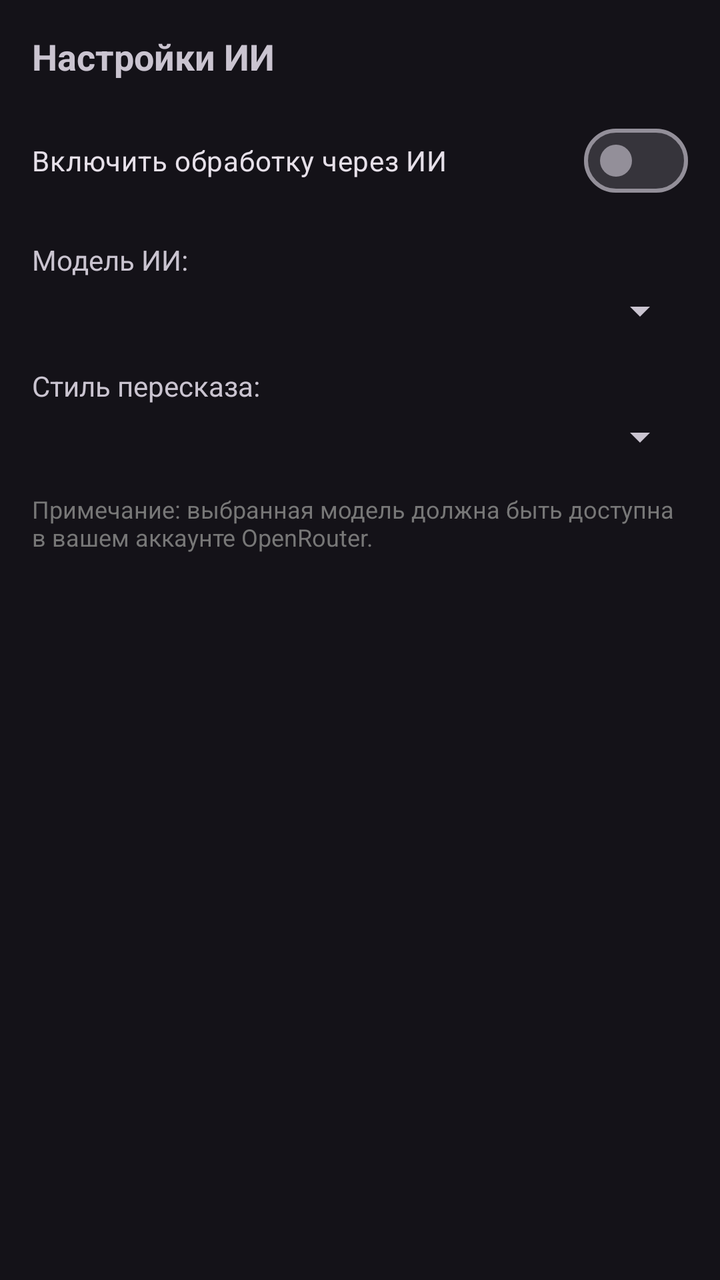
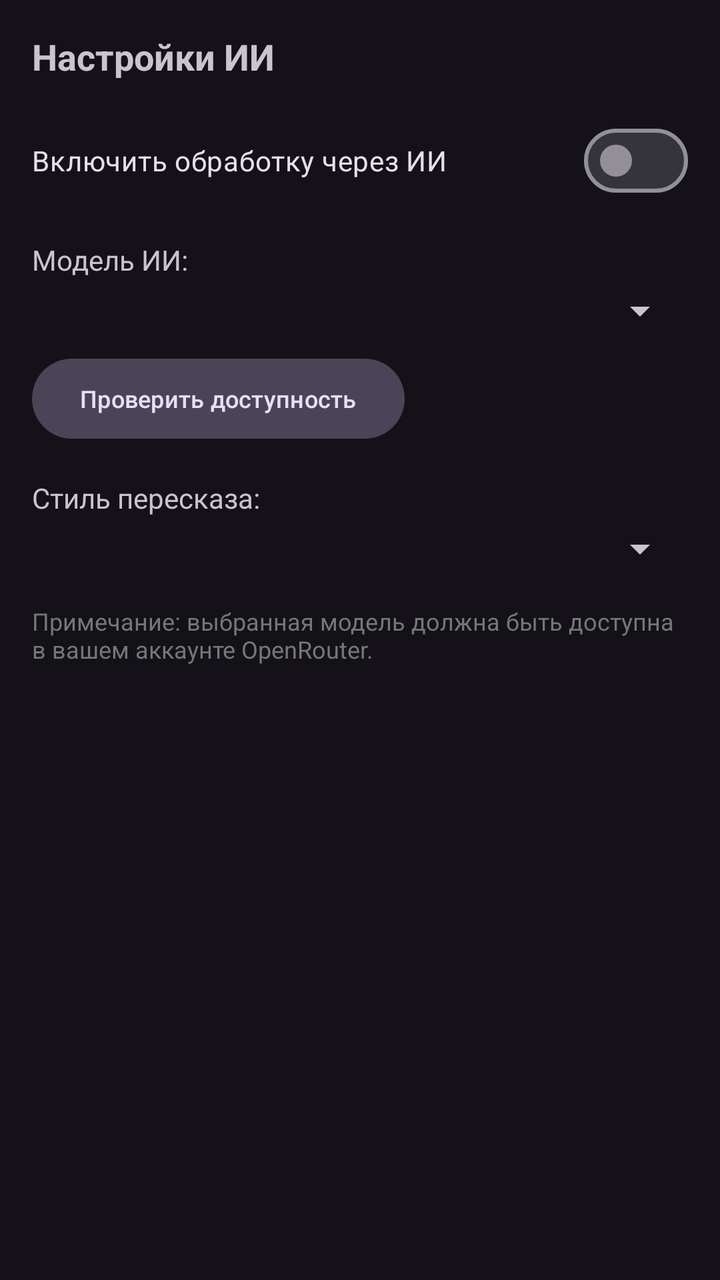

Screens rendered from an Android XML layout before and after an edit, with the pre-edit source and the edit as a unified diff.
<!-- AndroidManifest.xml: application theme Theme.TelegramNewsReader -->
<!-- res/layout/dialog_ai_settings.xml -->
<?xml version="1.0" encoding="utf-8"?>
<ScrollView xmlns:android="http://schemas.android.com/apk/res/android"
    android:layout_width="match_parent"
    android:layout_height="wrap_content">

    <LinearLayout
        android:layout_width="match_parent"
        android:layout_height="wrap_content"
        android:orientation="vertical"
        android:padding="16dp">

        <TextView
            android:layout_width="wrap_content"
            android:layout_height="wrap_content"
            android:text="Настройки ИИ"
            android:textSize="18sp"
            android:textStyle="bold"
            android:layout_marginBottom="16dp"/>

        <com.google.android.material.materialswitch.MaterialSwitch
            android:id="@+id/switch_ai_enabled"
            android:layout_width="match_parent"
            android:layout_height="wrap_content"
            android:text="Включить обработку через ИИ"
            android:layout_marginBottom="16dp" />

        <TextView
            android:layout_width="wrap_content"
            android:layout_height="wrap_content"
            android:text="Модель ИИ:"
            android:layout_marginBottom="4dp"/>
        <Spinner
            android:id="@+id/spinner_ai_model"
            android:layout_width="match_parent"
            android:layout_height="wrap_content"
            android:layout_marginBottom="16dp"/>

        <TextView
            android:layout_width="wrap_content"
            android:layout_height="wrap_content"
            android:text="Стиль пересказа:"
            android:layout_marginBottom="4dp"/>
        <Spinner
            android:id="@+id/spinner_ai_style"
            android:layout_width="match_parent"
            android:layout_height="wrap_content"
            android:layout_marginBottom="16dp"/>

        <TextView
            android:layout_width="wrap_content"
            android:layout_height="wrap_content"
            android:text="Примечание: выбранная модель должна быть доступна в вашем аккаунте OpenRouter."
            android:textSize="12sp"
            android:textColor="#777777"
            android:layout_marginBottom="8dp"/>

    </LinearLayout>
</ScrollView>
<!-- resources referenced by this layout -->
<resources>
  <style name="Theme.TelegramNewsReader" parent="Theme.TelegramNewsReader.Purple" />
  <style name="Theme.TelegramNewsReader.Purple" parent="Theme.Material3.Dark.NoActionBar">
          <item name="colorPrimary">@color/purple_500</item>
          <item name="colorPrimaryVariant">@color/purple_700</item>
          <item name="colorOnPrimary">@color/white</item>
          <item name="android:statusBarColor">?attr/colorPrimaryVariant</item>
          <item name="actionBarStyle">@style/CustomActionBarStyle</item>
      </style>
  <color name="purple_500">#FF6200EE</color>
  <color name="purple_700">#FF3700B3</color>
  <color name="white">#FFFFFFFF</color>
  <style name="CustomActionBarStyle" parent="Widget.Material3.ActionBar.Solid">
          <item name="titleTextStyle">@style/CustomActionBarTitle</item>
          <item name="android:titleTextStyle">@style/CustomActionBarTitle</item>
      </style>
  <style name="CustomActionBarTitle" parent="TextAppearance.Material3.ActionBar.Title">
          <item name="android:textSize">18sp</item>
          <item name="android:textStyle">bold</item>
          <item name="android:textColor">@color/white</item>
          <item name="android:gravity">center</item>
          <item name="android:layout_gravity">center</item>
      </style>
</resources>

<!-- the commit's change to res/layout/dialog_ai_settings.xml (unified diff, before → after) -->
@@ -33,7 +33,31 @@
             android:id="@+id/spinner_ai_model"
             android:layout_width="match_parent"
             android:layout_height="wrap_content"
-            android:layout_marginBottom="16dp"/>
+            android:layout_marginBottom="8dp"/>
+
+        <LinearLayout
+            android:layout_width="match_parent"
+            android:layout_height="wrap_content"
+            android:orientation="horizontal"
+            android:gravity="center_vertical"
+            android:layout_marginBottom="16dp">
+
+            <Button
+                android:id="@+id/btn_test_ai_model"
+                style="@style/Widget.Material3.Button.TonalButton"
+                android:layout_width="wrap_content"
+                android:layout_height="wrap_content"
+                android:text="Проверить доступность"
+                android:textSize="12sp" />
+
+            <TextView
+                android:id="@+id/tv_ai_test_status"
+                android:layout_width="wrap_content"
+                android:layout_height="wrap_content"
+                android:layout_marginStart="8dp"
+                android:textSize="12sp"
+                android:text="" />
+        </LinearLayout>
 
         <TextView
             android:layout_width="wrap_content"
